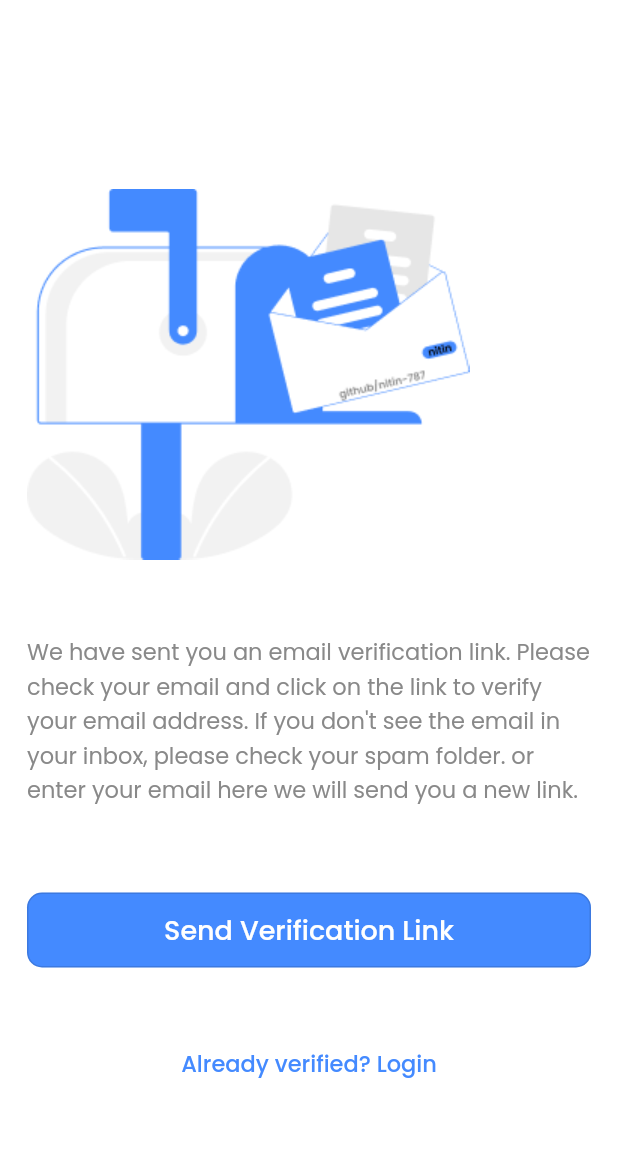
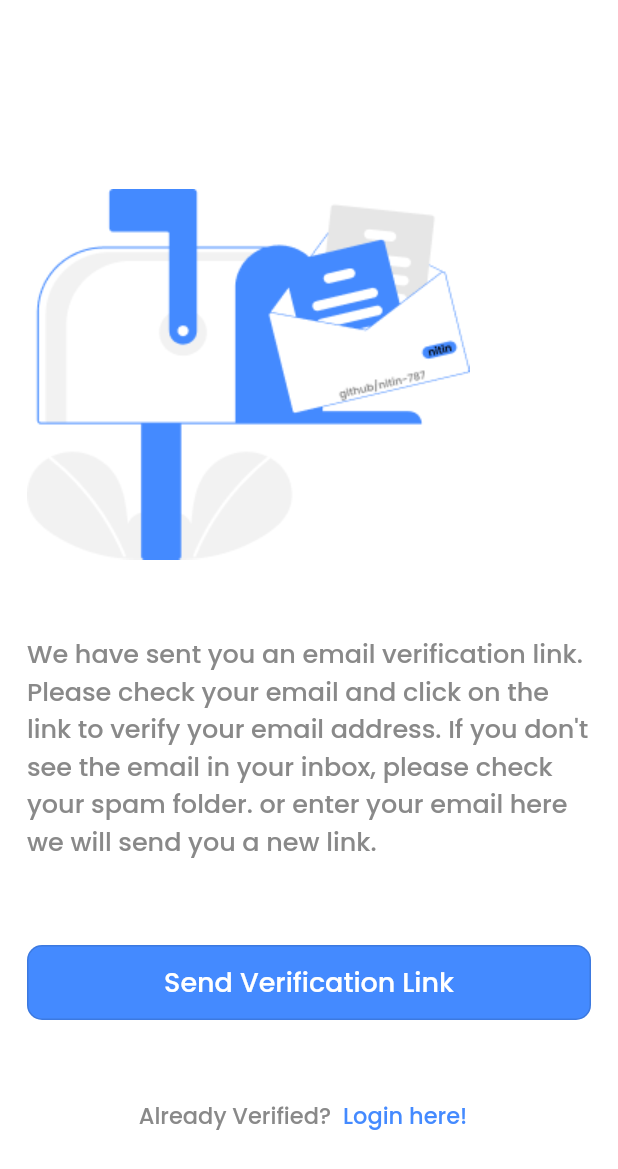
Before and after one commit to nitin-787/uni-notes, a Flutter app: the VerifyEmailView screen opened directly, on a phone screen of 412 x 824 dp. Shown: the top 1169 px of the screen. Run offline on Flutter 3.47's test engine with Material 2 defaults, Android fonts, the phone set to English and light mode, and no system bars; our stand-ins replace bloc, cloud_firestore, equatable, file_picker, firebase_auth, firebase_core and 6 more; accounts and stored records are empty; generated files the repository leaves out were written again; network calls fail.

Commit message:
forgotPasswword and verifyEmail ui enahncement

```diff
--- a/lib/main.dart
+++ b/lib/main.dart
@@ -61,7 +61,7 @@ class HomePage extends StatelessWidget {
         } else if (state is AuthStateNeedsVerification) {
           return const VerifyEmailView();
         } else if (state is AuthStateLoggedOut) {
-          return const LoginView();
+          return const VerifyEmailView();
         } else if (state is AuthStateForgotPassword) {
           return const ForgotPasswordView();
         } else if (state is AuthStateRegistering) {
--- a/lib/views/forgot_password_view.dart
+++ b/lib/views/forgot_password_view.dart
@@ -101,8 +101,8 @@ class _ForgotPasswordViewState extends State<ForgotPasswordView> {
                   Text(
                     "Don't worry it happens. Please enter your email address and we will send you a link to reset your password.",
                     style: GoogleFonts.poppins(
-                      fontWeight: FontWeight.w400,
-                      fontSize: 15,
+                      fontWeight: FontWeight.w500,
+                      fontSize: 17,
                       color: AppColors.textColor1,
                     ),
                   ),
@@ -115,7 +115,6 @@ class _ForgotPasswordViewState extends State<ForgotPasswordView> {
                     controller: _controller,
                     decoration: InputDecoration(
                       hintStyle: GoogleFonts.poppins(
-                        fontSize: 15,
                         color: AppColors.textColor1,
                       ),
                       hintText: "Enter your email here",
--- a/lib/views/verify_email_view.dart
+++ b/lib/views/verify_email_view.dart
@@ -39,8 +39,8 @@ class _VerifyEmailViewState extends State<VerifyEmailView> {
                   Text(
                     "We have sent you an email verification link. Please check your email and click on the link to verify your email address. If you don't see the email in your inbox, please check your spam folder. or enter your email here we will send you a new link.",
                     style: GoogleFonts.poppins(
-                      fontWeight: FontWeight.w400,
-                      fontSize: 15,
+                      fontWeight: FontWeight.w500,
+                      fontSize: 17,
                       color: AppColors.textColor1,
                     ),
                   ),
@@ -82,8 +82,18 @@ class _VerifyEmailViewState extends State<VerifyEmailView> {
                   const SizedBox(
                     height: 40,
                   ),
-                  Center(
-                    child: TextButton(
+                  Row(
+                    mainAxisAlignment: MainAxisAlignment.center,
+                    children: [
+                      Text(
+                        style: GoogleFonts.poppins(
+                          color: AppColors.textColor1,
+                          fontSize: 15,
+                          fontWeight: FontWeight.w500,
+                        ),
+                        'Already Verified?',
+                      ),
+                      TextButton(
                         onPressed: () {
                           context.read<AuthBloc>().add(
                                 const AuthEventLogOut(),
@@ -95,9 +105,10 @@ class _VerifyEmailViewState extends State<VerifyEmailView> {
                             fontSize: 15,
                             fontWeight: FontWeight.w500,
                           ),
-                        "Already verified? Login",
+                          'Login here!',
                         ),
                       ),
+                    ],
                   ),
                 ],
               ),
```
Lines whose indentation alone changed are shown as unchanged.
